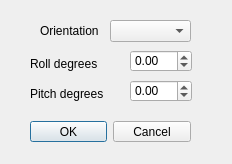
First picture: the form in ui/TurnDialog.ui, repository lazarus-pkgs/panini, before the edit.
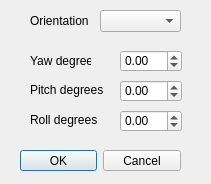
Second picture: the form after the edit.

```diff
--- a/ui/TurnDialog.ui
+++ b/ui/TurnDialog.ui
@@ -8,8 +8,8 @@
    <rect>
     <x>0</x>
     <y>0</y>
-    <width>232</width>
-    <height>164</height>
+    <width>211</width>
+    <height>184</height>
    </rect>
   </property>
   <property name="windowTitle" >
@@ -18,8 +18,8 @@
   <widget class="QDialogButtonBox" name="buttonBox" >
    <property name="geometry" >
     <rect>
-     <x>30</x>
-     <y>121</y>
+     <x>20</x>
+     <y>150</y>
      <width>161</width>
      <height>21</height>
     </rect>
@@ -34,8 +34,8 @@
   <widget class="QDoubleSpinBox" name="RollBox" >
    <property name="geometry" >
     <rect>
-     <x>130</x>
-     <y>50</y>
+     <x>120</x>
+     <y>110</y>
      <width>62</width>
      <height>22</height>
     </rect>
@@ -56,7 +56,7 @@
   <widget class="QDoubleSpinBox" name="PitchBox" >
    <property name="geometry" >
     <rect>
-     <x>130</x>
+     <x>120</x>
      <y>80</y>
      <width>62</width>
      <height>22</height>
@@ -79,7 +79,7 @@
    <property name="geometry" >
     <rect>
      <x>30</x>
-     <y>54</y>
+     <y>110</y>
      <width>91</width>
      <height>20</height>
     </rect>
@@ -92,7 +92,7 @@
    <property name="geometry" >
     <rect>
      <x>30</x>
-     <y>84</y>
+     <y>80</y>
      <width>91</width>
      <height>20</height>
     </rect>
@@ -104,8 +104,8 @@
   <widget class="QComboBox" name="TurnList" >
    <property name="geometry" >
     <rect>
-     <x>110</x>
-     <y>20</y>
+     <x>100</x>
+     <y>10</y>
      <width>81</width>
      <height>22</height>
     </rect>
@@ -114,8 +114,8 @@
   <widget class="QLabel" name="label_3" >
    <property name="geometry" >
     <rect>
-     <x>40</x>
-     <y>20</y>
+     <x>30</x>
+     <y>10</y>
      <width>61</width>
      <height>21</height>
     </rect>
@@ -124,6 +124,35 @@
     <string>Orientation</string>
    </property>
   </widget>
+  <widget class="QDoubleSpinBox" name="YawBox" >
+   <property name="geometry" >
+    <rect>
+     <x>120</x>
+     <y>50</y>
+     <width>62</width>
+     <height>22</height>
+    </rect>
+   </property>
+   <property name="minimum" >
+    <double>-180.000000000000000</double>
+   </property>
+   <property name="maximum" >
+    <double>180.000000000000000</double>
+   </property>
+  </widget>
+  <widget class="QLabel" name="label_4" >
+   <property name="geometry" >
+    <rect>
+     <x>30</x>
+     <y>50</y>
+     <width>61</width>
+     <height>21</height>
+    </rect>
+   </property>
+   <property name="text" >
+    <string>Yaw degrees</string>
+   </property>
+  </widget>
  </widget>
  <resources/>
  <connections>
```
Left out of the diff: 2 changed lines with no effect on the pictures.
